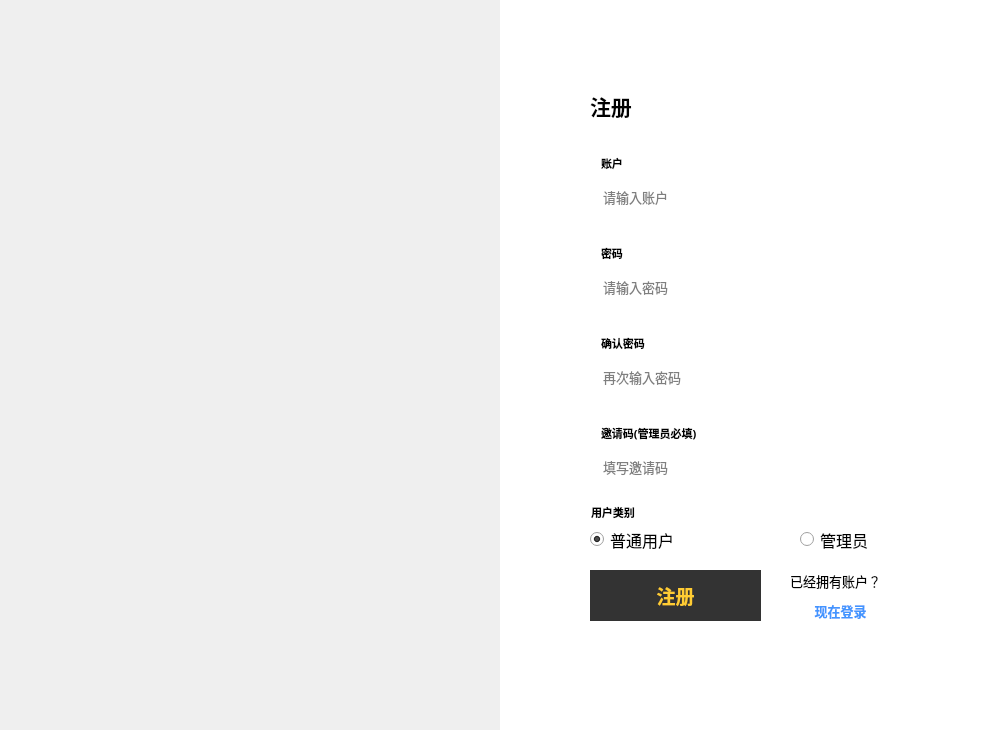
This is mainwindow.ui in xioafengcanyue/manageMagazine as Qt 5 draws it before an edit. The edited form follows.
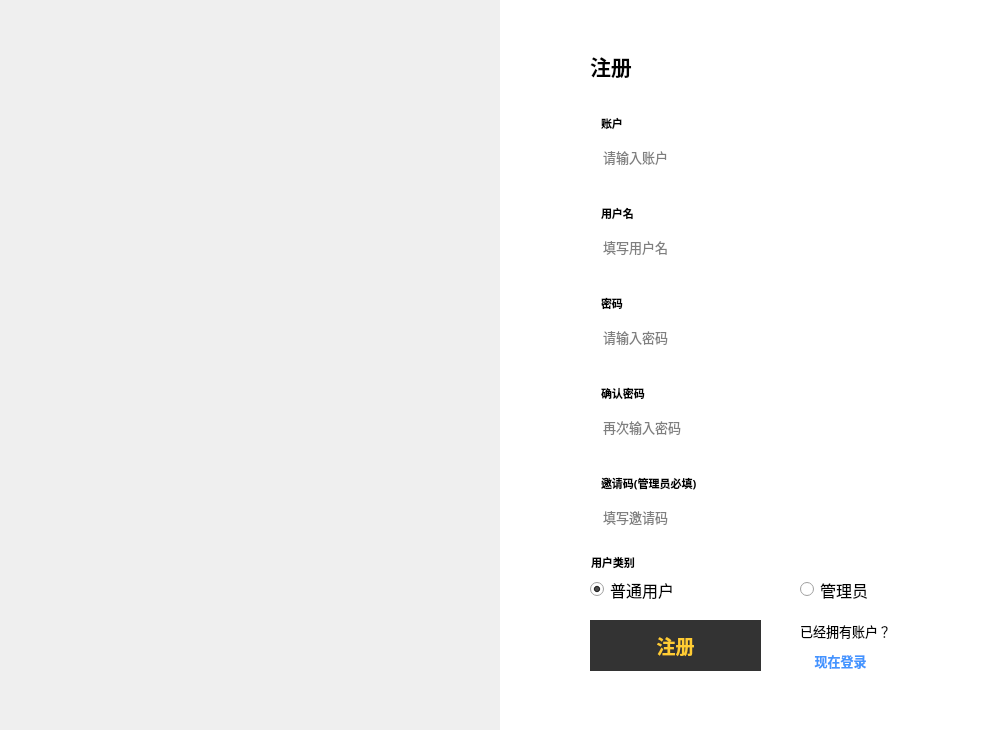
This is the edited form. The open tabs and pages were chosen to show the change. Icons and pictures are not drawn. Custom widgets are drawn as their Qt base class.

```diff
--- a/mainwindow.ui
+++ b/mainwindow.ui
@@ -149,13 +149,13 @@
       <normaloff>:/icons/最小化.png</normaloff>:/icons/最小化.png</iconset>
     </property>
    </widget>
-   <widget class="QAnimationStackedWidget" name="stackedWidget">
+   <widget class="QStackedWidget" name="stackedWidget">
     <property name="geometry">
      <rect>
       <x>520</x>
-      <y>80</y>
+      <y>40</y>
       <width>461</width>
-      <height>601</height>
+      <height>651</height>
      </rect>
     </property>
     <property name="currentIndex">
@@ -475,7 +475,7 @@
      <widget class="QLabel" name="label_9">
       <property name="geometry">
        <rect>
-        <x>280</x>
+        <x>290</x>
         <y>370</y>
         <width>91</width>
         <height>21</height>
@@ -564,7 +564,7 @@
       <property name="geometry">
        <rect>
         <x>70</x>
-        <y>150</y>
+        <y>240</y>
         <width>333</width>
         <height>87</height>
        </rect>
@@ -693,7 +693,7 @@
       <property name="geometry">
        <rect>
         <x>70</x>
-        <y>490</y>
+        <y>580</y>
         <width>171</width>
         <height>51</height>
        </rect>
@@ -835,7 +835,7 @@
       <property name="geometry">
        <rect>
         <x>70</x>
-        <y>240</y>
+        <y>330</y>
         <width>333</width>
         <height>87</height>
        </rect>
@@ -943,7 +943,7 @@
       <property name="geometry">
        <rect>
         <x>280</x>
-        <y>520</y>
+        <y>610</y>
         <width>81</width>
         <height>21</height>
        </rect>
@@ -972,8 +972,8 @@
      <widget class="QLabel" name="label_13">
       <property name="geometry">
        <rect>
-        <x>270</x>
-        <y>490</y>
+        <x>280</x>
+        <y>580</y>
         <width>111</width>
         <height>21</height>
        </rect>
@@ -992,7 +992,7 @@
       <property name="geometry">
        <rect>
         <x>70</x>
-        <y>450</y>
+        <y>540</y>
         <width>115</width>
         <height>19</height>
        </rect>
@@ -1014,7 +1014,7 @@
       <property name="geometry">
        <rect>
         <x>280</x>
-        <y>450</y>
+        <y>540</y>
         <width>115</width>
         <height>19</height>
        </rect>
@@ -1033,7 +1033,7 @@
       <property name="geometry">
        <rect>
         <x>70</x>
-        <y>330</y>
+        <y>420</y>
         <width>333</width>
         <height>87</height>
        </rect>
@@ -1138,7 +1138,7 @@
       <property name="geometry">
        <rect>
         <x>71</x>
-        <y>420</y>
+        <y>510</y>
         <width>160</width>
         <height>25</height>
        </rect>
@@ -1173,6 +1173,111 @@
        <string>用户类别</string>
       </property>
      </widget>
+     <widget class="QWidget" name="layoutWidget_7">
+      <property name="geometry">
+       <rect>
+        <x>70</x>
+        <y>150</y>
+        <width>333</width>
+        <height>87</height>
+       </rect>
+      </property>
+      <layout class="QVBoxLayout" name="verticalLayout_9">
+       <property name="spacing">
+        <number>0</number>
+       </property>
+       <item>
+        <widget class="QLabel" name="label_16">
+         <property name="minimumSize">
+          <size>
+           <width>160</width>
+           <height>25</height>
+          </size>
+         </property>
+         <property name="maximumSize">
+          <size>
+           <width>160</width>
+           <height>25</height>
+          </size>
+         </property>
+         <property name="sizeIncrement">
+          <size>
+           <width>91</width>
+           <height>30</height>
+          </size>
+         </property>
+         <property name="font">
+          <font>
+           <family>微软雅黑</family>
+           <pointsize>8</pointsize>
+           <weight>75</weight>
+           <bold>true</bold>
+          </font>
+         </property>
+         <property name="text">
+          <string>用户名</string>
+         </property>
+        </widget>
+       </item>
+       <item>
+        <widget class="QLineEdit" name="signInLine4_2">
+         <property name="minimumSize">
+          <size>
+           <width>331</width>
+           <height>41</height>
+          </size>
+         </property>
+         <property name="maximumSize">
+          <size>
+           <width>331</width>
+           <height>41</height>
+          </size>
+         </property>
+         <property name="font">
+          <font>
+           <family>微软雅黑</family>
+           <pointsize>10</pointsize>
+          </font>
+         </property>
+         <property name="styleSheet">
+          <string notr="true">QLineEdit{
+border:none;
+image:url(:/icons/QLineEdit.png)
+}
+QLineEdit:hover{
+border:none;
+image:url(:/icons/QLineEdit2.png)
+}</string>
+         </property>
+         <property name="placeholderText">
+          <string>填写用户名</string>
+         </property>
+        </widget>
+       </item>
+       <item>
+        <widget class="QLabel" name="signininfo_8">
+         <property name="maximumSize">
+          <size>
+           <width>111</width>
+           <height>21</height>
+          </size>
+         </property>
+         <property name="font">
+          <font>
+           <family>微软雅黑</family>
+           <pointsize>8</pointsize>
+          </font>
+         </property>
+         <property name="styleSheet">
+          <string notr="true">color:rgb(255, 0, 0)</string>
+         </property>
+         <property name="text">
+          <string/>
+         </property>
+        </widget>
+       </item>
+      </layout>
+     </widget>
     </widget>
    </widget>
    <zorder>label_2</zorder>
@@ -1190,12 +1295,6 @@
    <extends>QLabel</extends>
    <header location="global">movelabel.h</header>
   </customwidget>
-  <customwidget>
-   <class>QAnimationStackedWidget</class>
-   <extends>QStackedWidget</extends>
-   <header location="global">qanimationstackedwidget.h</header>
-   <container>1</container>
-  </customwidget>
  </customwidgets>
  <resources>
   <include location="myicon.qrc"/>
```
